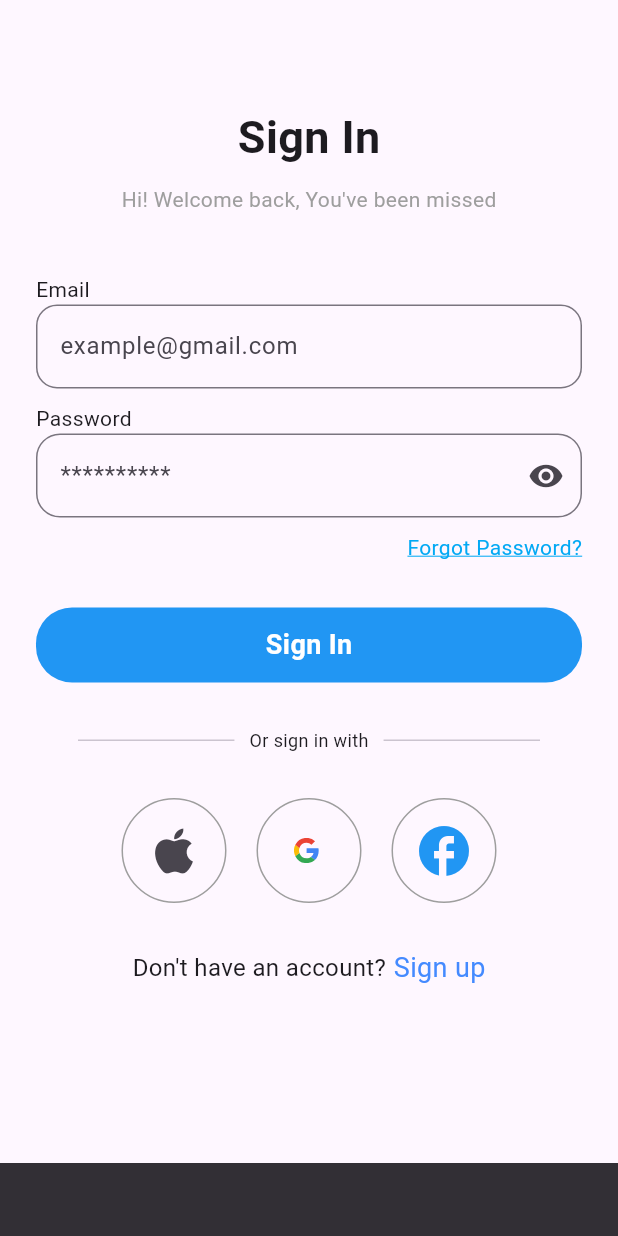
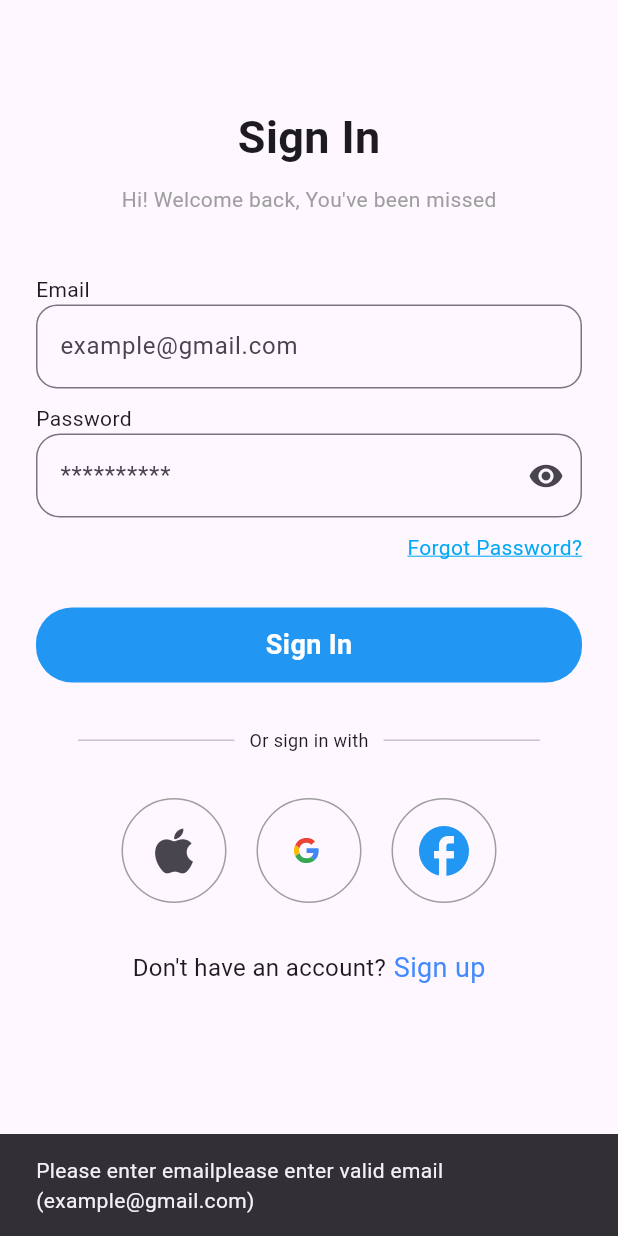
Before and after one commit to waris2426/E-Learning, a Flutter app: the screen it shows after launch, after a tap on "Sign In", on a phone screen of 412 x 824 dp. Run offline on Flutter 3.47's test engine with Material 3 defaults, Android fonts, the phone set to English and light mode, and no system bars; our stand-ins replace flutter_svg.

Commit message:
Sign In page Validatioon Don

```diff
--- a/lib/log_in_screen.dart
+++ b/lib/log_in_screen.dart
@@ -13,18 +13,51 @@ class LogInScreen extends StatefulWidget {
 
 class _LogInScreenState extends State<LogInScreen> {
   bool _obsecureText = true;
-
+  var _emailController = TextEditingController();
+  var _passwordController = TextEditingController();
+  bool _isValidPassword = false;
+  bool _isValidEmail = false;
+  String _passwordErrorMessage = '';
+  String _emailErrorMessage = '';
 
   @override
   Widget build(BuildContext context) {
-    var _emailController = TextEditingController();
-    var _passwordController = TextEditingController();
 
-    void _login(){
-      String email = _emailController.text.trim();
+
+    bool _emailValiddation(String email){
+      _emailErrorMessage = '';
+      final bool emailValid =
+      RegExp(r"^[a-zA-Z0-9.a-zA-Z0-9.!#$%&'*+-/=?^_`{|}~]+@[a-zA-Z0-9]+\.[a-zA-Z]+")
+          .hasMatch(email);
       if(email.isEmpty){
-        showError(email);
+       // showError("Please enter email");
+        _emailErrorMessage += 'Please enter email';
+      } if(!emailValid) {
+        //showError("please enter valid email");
+        _emailErrorMessage += 'please enter valid email (example@gmail.com)';
       }
+      return _emailErrorMessage.isEmpty;
+    }
+    bool _passwordValidation(String password){
+      _passwordErrorMessage = '';
+      if(password.length < 6){
+       // showError("password must be less than six characters");
+         _passwordErrorMessage += 'password must be less than six characters';
+      } if(!password.contains(RegExp(r'[A-Z]'))){
+       // showError("upper case letter");
+        _passwordErrorMessage += 'atleast one upper case letter';
+      } if(!password.contains(RegExp(r'[a-z]'))){
+       // showError("upper case letter");
+        _passwordErrorMessage += 'atleast one lower case letter';
+      } if(!password.contains(RegExp(r'[0-9]'))){
+        //showError("atleast one digit enter digit");
+        _passwordErrorMessage += 'atleast one digit';
+      } if(!password.contains(RegExp(r'[[!@#%^&*(),.?":{}|<>]'))){
+       // showError("please enter special characters");
+        _passwordErrorMessage += 'atleast one special character';
+      }
+        return _passwordErrorMessage.isEmpty;
+
     }
     return SafeArea(
       child: Scaffold(
@@ -37,12 +70,10 @@ class _LogInScreenState extends State<LogInScreen> {
                 SizedBox(height: 10,),
                 Center(child: Text("Hi! Welcome back, You've been missed", style: TextStyle(fontSize: 14, color: Colors.grey),)),
                 SizedBox(height: 40,),
-                Form(
-                    child:
                 Column(children: [
                   Align(alignment: Alignment.topLeft,child: Text('Email')),
                   TextField(
-                        controller: _passwordController,
+                    controller: _emailController,
                     keyboardType: TextInputType.emailAddress,
                     decoration: InputDecoration(
                      // labelText: "Email",
@@ -56,10 +87,10 @@ class _LogInScreenState extends State<LogInScreen> {
                   SizedBox(height: 10,),
                   Align(alignment: Alignment.topLeft,child: Text('Password')),
                   TextField(
-                        controller: _emailController,
-                        keyboardType: TextInputType.number,
+                    controller: _passwordController,
+                    keyboardType: TextInputType.text,
                     decoration: InputDecoration(
-                         // labelText: "Email",
+                     //labelText: "Example@",
                       hintText: "**********",
                         suffixIcon: IconButton(
                           onPressed: (){
@@ -74,14 +105,23 @@ class _LogInScreenState extends State<LogInScreen> {
                       )
                     )
                   ),
-                                ],)),
+                            ],),
                 SizedBox(height: 10,),
                 Align(alignment: Alignment.topRight,child: Text("Forgot Password?", style: TextStyle(fontSize: 14,decoration: TextDecoration.underline,decorationColor: Colors.lightBlue, color: Colors.lightBlue,))),
                 SizedBox(height: 30,),
                 GestureDetector(
                 onTap: (){
-                 _login();
-
+                  String password = _passwordController.text.trim();
+                  String email = _emailController.text.trim();
+                  _isValidPassword = _passwordValidation(password);
+                  _isValidEmail = _emailValiddation(email);
+                  if(!_isValidEmail){
+                    showError(_emailErrorMessage);
+                  }else if(!_isValidPassword){
+                    showError(_passwordErrorMessage);
+                  }else{
+                    showError("validation done");
+                  }
                 },
                   child: Container(
                     height: 50,
```
Lines whose indentation alone changed are shown as unchanged.
